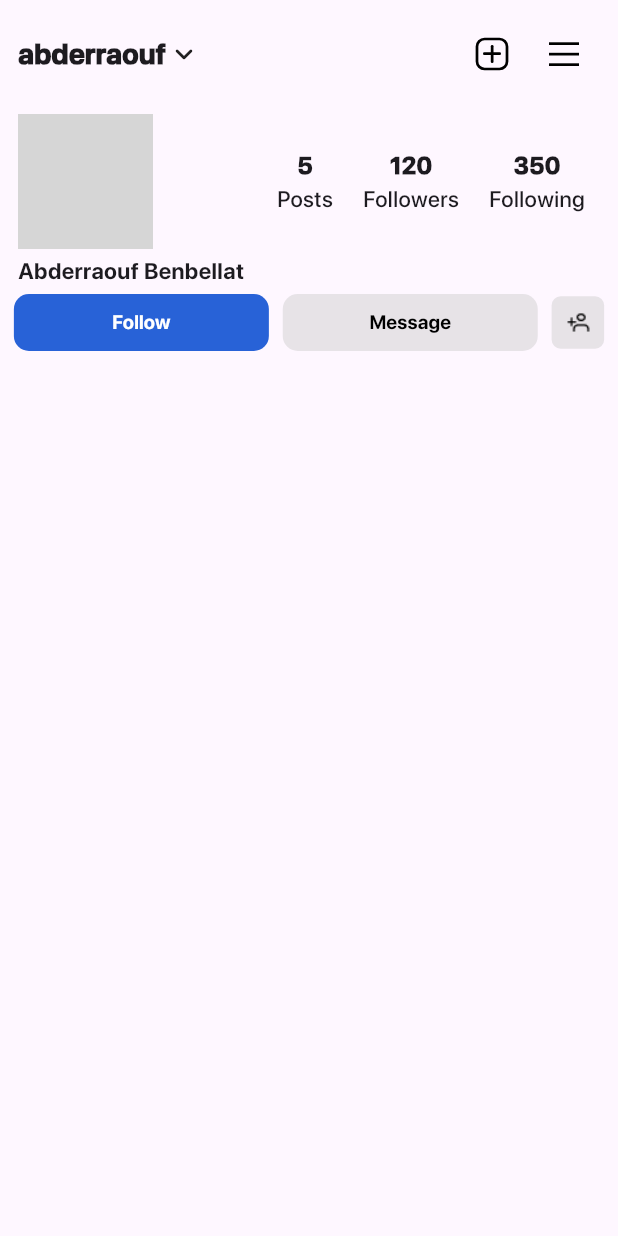
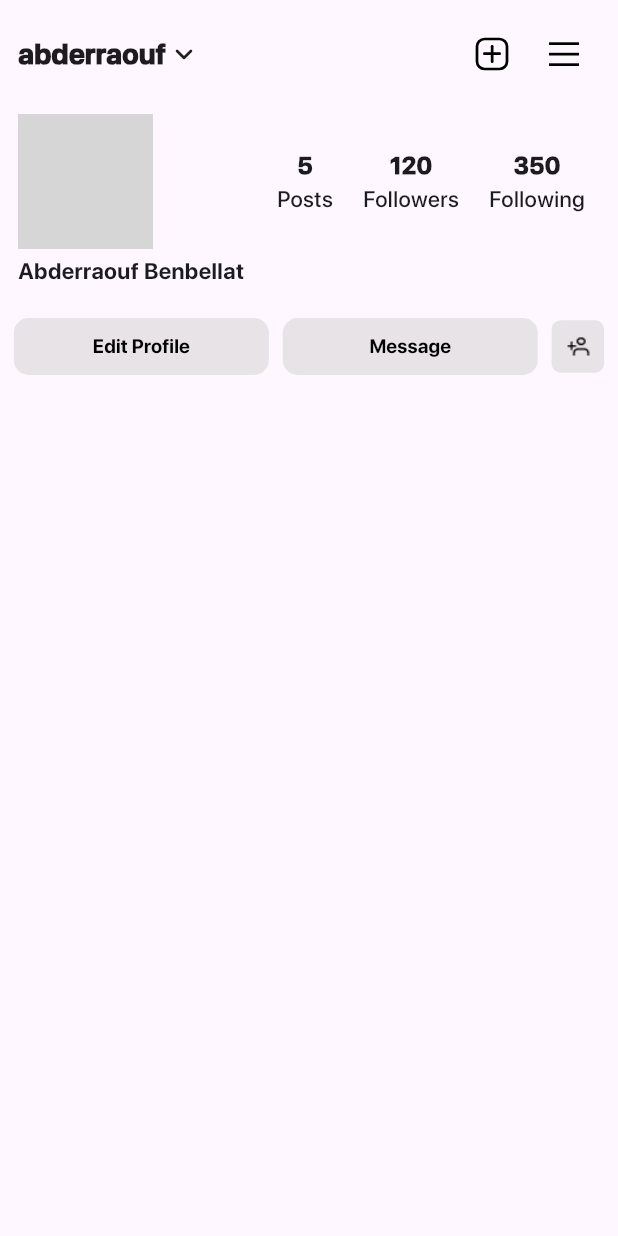
Before and after one commit to raoufb3n/instagram-clone, a Flutter app: the ProfileView screen opened by its route, on a phone screen of 412 x 824 dp. Run offline on Flutter 3.47's test engine with Material 2 defaults, Android fonts, the phone set to English and light mode, and no system bars; our stand-ins replace flutter_svg; grey boxes are pictures that could not be loaded.

```diff
--- a/lib/featurs/Profile/presentation/views/widgets/ProfileViewBody.dart
+++ b/lib/featurs/Profile/presentation/views/widgets/ProfileViewBody.dart
@@ -18,12 +18,15 @@ class ProfileViewBody extends StatelessWidget {
           height: 16,
         ),
         ProfileInfo(),
+        const SizedBox(
+          height: 16,
+        ),
         Row(
           mainAxisAlignment: MainAxisAlignment.spaceEvenly,
           children: [
             CustomProfileButton(
-              label: 'Follow',
-              isFoolow: false,
+              label: 'Edit Profile',
+              isFoolow: true,
             ),
             CustomProfileButton(
               label: 'Message',
--- a/lib/main.dart
+++ b/lib/main.dart
@@ -16,18 +16,17 @@ class InstagramClone extends StatelessWidget {
   Widget build(BuildContext context) {
     return MaterialApp(
       routes: {
-       Routes.splash:(context) => SplachView(),
-       Routes.login:(context) => LoginView(),
-       Routes.register:(context) => RegisterView(),
-       Routes.home:(context) => HomeView(),
-       Routes.profile:(context) => ProfileView()
-
+        Routes.splash: (context) => SplachView(),
+        Routes.login: (context) => LoginView(),
+        Routes.register: (context) => RegisterView(),
+        Routes.home: (context) => HomeView(),
+        Routes.profile: (context) => ProfileView()
       },
       debugShowCheckedModeBanner: false,
       theme: ThemeData(
         useMaterial3: true,
       ),
-      home: LoginView(),
+      home: ProfileView(),
     );
   }
 }
```
Also changed, not shown: assets/icons/PostSelected.svg (added), assets/icons/potsSelect.svg (added), assets/icons/reelsUnselect.svg (added), assets/icons/tagselect.svg (added), assets/icons/tagunselect.svg (added).
